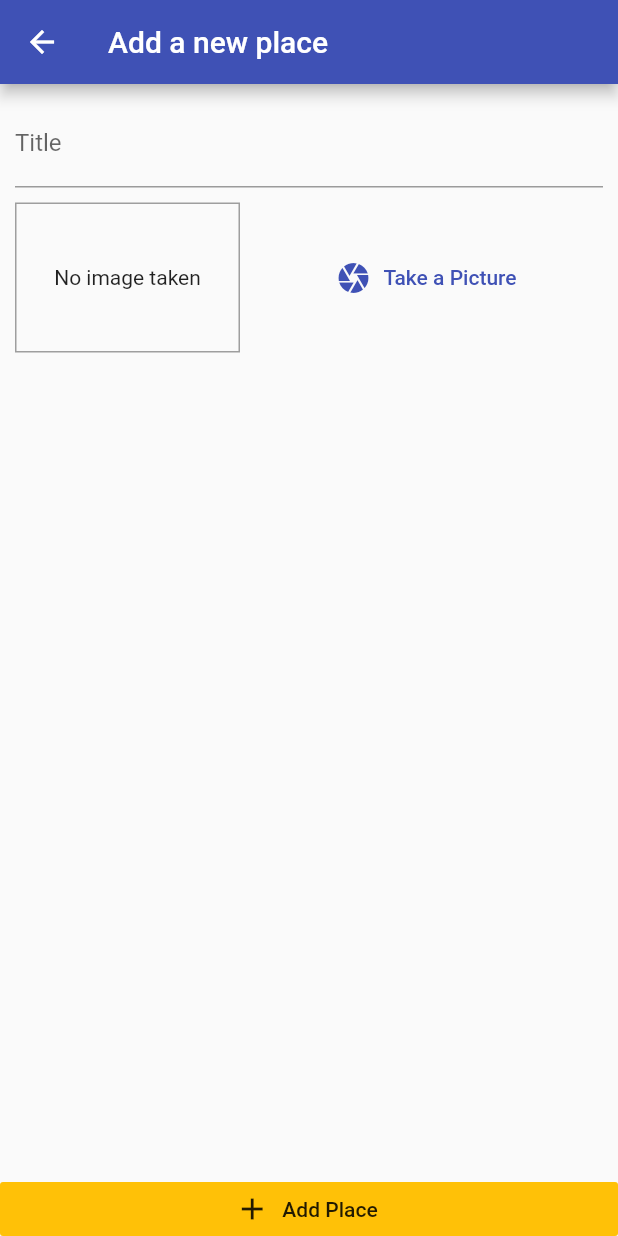
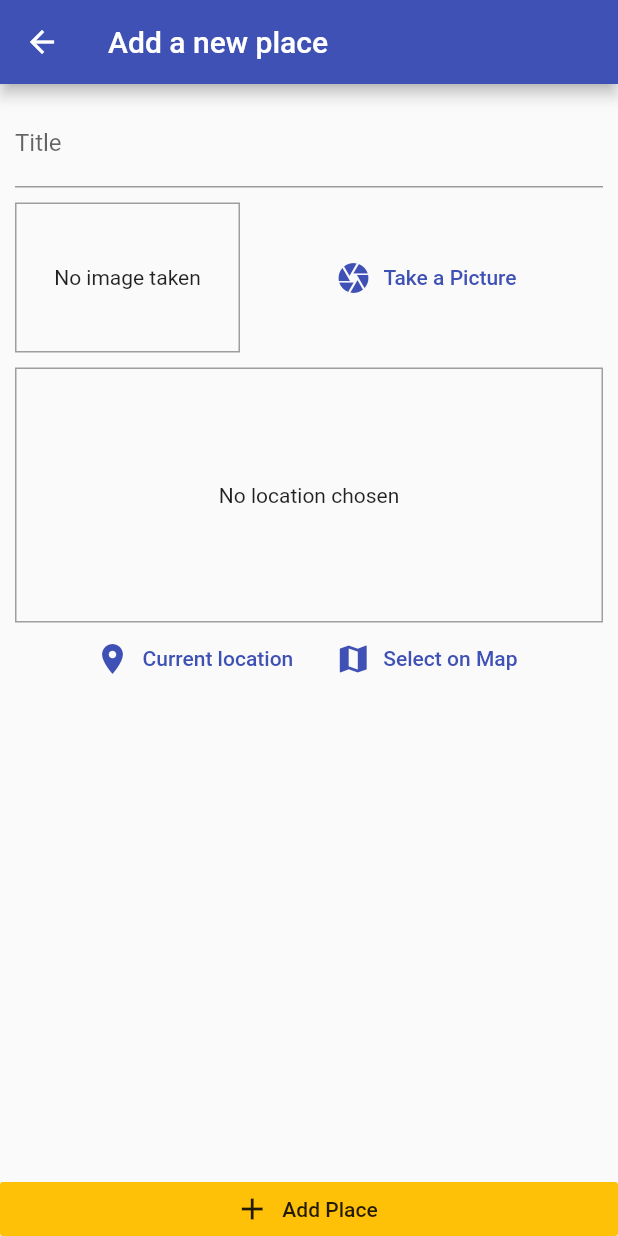
Before and after one commit to thomasviana/great_places_app, a Flutter app: the screen it shows after launch, after a tap on the "add" icon, on a phone screen of 412 x 824 dp. Run offline on Flutter 3.47's test engine with Material 2 defaults, Android fonts, the phone set to English and light mode, and no system bars; our stand-ins replace image_picker, sqflite; accounts and stored records are empty.

Commit message:
Location Input

```diff
--- /dev/null
+++ b/lib/helpers/db_helper.dart
@@ -0,0 +1,28 @@
+import 'package:great_places_app/models/place.dart';
+import 'package:sqflite/sqflite.dart' as sql;
+import 'package:path/path.dart' as path;
+
+class DBHelper {
+  static Future<sql.Database> database() async {
+    final dbPath = await sql.getDatabasesPath();
+    return sql.openDatabase(path.join(dbPath, 'places.db'),
+        onCreate: (db, version) {
+      return db.execute(
+          'CREATE TABLE user_placer(id TEXT PRIMARY KEY, title TEXT, image TEXT)');
+    }, version: 1);
+  }
+
+  static Future<void> insert(String table, Map<String, Object> data) async {
+    final db = await DBHelper.database();
+    db.insert(
+      table,
+      data,
+      conflictAlgorithm: sql.ConflictAlgorithm.replace,
+    );
+  }
+
+  static Future<List<Map<String, dynamic>>> getData(String table) async {
+    final db = await DBHelper.database();
+    return db.query(table);
+  }
+}
--- a/lib/providers/great_places.dart
+++ b/lib/providers/great_places.dart
@@ -1,6 +1,7 @@
 import 'package:flutter/material.dart';
 import 'package:great_places_app/models/place.dart';
 import 'dart:io';
+import 'package:great_places_app/helpers/db_helper.dart';
 
 class GreatPlaces with ChangeNotifier {
   List<Place> _items = [];
@@ -17,5 +18,28 @@ class GreatPlaces with ChangeNotifier {
         image: image);
     _items.add(newPlace);
     notifyListeners();
+    DBHelper.insert(
+      'user_places',
+      {
+        'id': newPlace.id,
+        'title': newPlace.title,
+        'image': newPlace.image,
+      },
+    );
+  }
+
+  Future<void> fetchAndSetPlaces() async {
+    final dataList = await DBHelper.getData('user_places');
+    _items = dataList
+        .map(
+          (item) => Place(
+            id: item['id'],
+            title: item['title'],
+            location: null,
+            image: File(item['image']),
+          ),
+        )
+        .toList();
+    notifyListeners();
   }
 }
--- a/lib/screens/add_place_screen.dart
+++ b/lib/screens/add_place_screen.dart
@@ -1,6 +1,9 @@
 import 'package:flutter/material.dart';
 import 'package:great_places_app/widgets/image_input.dart';
+import 'package:great_places_app/widgets/location_input.dart';
 import 'dart:io';
+import 'package:provider/provider.dart';
+import 'package:great_places_app/providers/great_places.dart';
 
 class AddPlaceScreen extends StatefulWidget {
   static const routeName = '/add-place';
@@ -15,6 +18,15 @@ class _AddPlaceScreenState extends State<AddPlaceScreen> {
 
   void _selectImage(File pickedImage) {
     _pickedImage = pickedImage;
+  }
+
+  void _savePlace() {
+    if (_titleController.text.isEmpty || _pickedImage == null) {
+      return;
+    }
+    Provider.of<GreatPlaces>(context, listen: false)
+        .addPlace(_titleController.text, _pickedImage);
+    Navigator.of(context).pop();
   }
 
   @override
@@ -42,7 +54,11 @@ class _AddPlaceScreenState extends State<AddPlaceScreen> {
                       SizedBox(
                         height: 10,
                       ),
-                      ImageInput(),
+                      ImageInput(_selectImage),
+                      SizedBox(
+                        height: 10,
+                      ),
+                      LocationInput(),
                     ],
                   ),
                 ),
@@ -53,7 +69,7 @@ class _AddPlaceScreenState extends State<AddPlaceScreen> {
                 color: Theme.of(context).accentColor,
                 elevation: 0,
                 materialTapTargetSize: MaterialTapTargetSize.shrinkWrap,
-                onPressed: () {},
+                onPressed: _savePlace,
               ),
             ],
           )),
--- a/lib/screens/places_list_screen.dart
+++ b/lib/screens/places_list_screen.dart
@@ -18,7 +18,15 @@ class PlacesListScreen extends StatelessWidget {
           )
         ],
       ),
-      body: Consumer<GreatPlaces>(
+      body: FutureBuilder(
+        future: Provider.of<GreatPlaces>(context, listen: false)
+            .fetchAndSetPlaces(),
+        builder: (ctx, snapshot) => snapshot.connectionState ==
+                ConnectionState.waiting
+            ? Center(
+                child: CircularProgressIndicator(),
+              )
+            : Consumer<GreatPlaces>(
                 child: Center(
                   child: Text('Got no places yet'),
                 ),
@@ -28,7 +36,11 @@ class PlacesListScreen extends StatelessWidget {
                         itemCount: greatPlaces.items.length,
                         itemBuilder: (ctx, i) => ListTile(
                           leading: CircleAvatar(
-                    backgroundColor: FileImage(greatPlaces.items[i].title),
+                            backgroundImage:
+                                FileImage(greatPlaces.items[i].image),
+                          ),
+                          title: Text(greatPlaces.items[i].title),
+                          onTap: () {},
                         ),
                       ),
               ),
--- /dev/null
+++ b/lib/widgets/location_input.dart
@@ -0,0 +1,52 @@
+import 'package:flutter/material.dart';
+
+class LocationInput extends StatefulWidget {
+  @override
+  _LocationInputState createState() => _LocationInputState();
+}
+
+class _LocationInputState extends State<LocationInput> {
+  String _previewImageUrl;
+
+  @override
+  Widget build(BuildContext context) {
+    return Column(
+      children: [
+        Container(
+          height: 170,
+          width: double.infinity,
+          alignment: Alignment.center,
+          decoration:
+              BoxDecoration(border: Border.all(width: 1, color: Colors.grey)),
+          child: _previewImageUrl == null
+              ? Text(
+                  'No location chosen',
+                  textAlign: TextAlign.center,
+                )
+              : Image.network(
+                  _previewImageUrl,
+                  fit: BoxFit.cover,
+                  width: double.infinity,
+                ),
+        ),
+        Row(
+          mainAxisAlignment: MainAxisAlignment.center,
+          children: [
+            FlatButton.icon(
+              onPressed: () {},
+              icon: Icon(Icons.location_on),
+              label: Text('Current location'),
+              textColor: Theme.of(context).primaryColor,
+            ),
+            FlatButton.icon(
+              onPressed: () {},
+              icon: Icon(Icons.map),
+              label: Text('Select on Map'),
+              textColor: Theme.of(context).primaryColor,
+            )
+          ],
+        )
+      ],
+    );
+  }
+}
```
Also changed, not shown: lib/widgets/image_input.dart (+16 -2 lines), pubspec.yaml (+5 -3 lines), pubspec.lock, 2 other files. Lines whose indentation alone changed are shown as unchanged.
